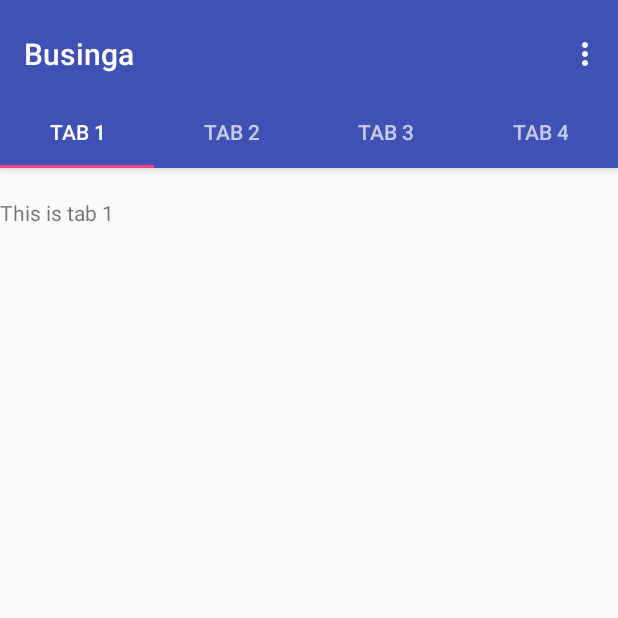
After one commit to aniket0702/Businga, an Android app: the BusTrack screen opened directly, with no data from a screen before it, on a phone screen of 412 x 824 dp, the top half of it. The commit adds this screen. Run offline under Robolectric (Android 15) with nearby library versions, the phone set to English and light mode, and no system bars.

Commit message:
Added the main homepage  and added the tabs

```diff
--- a/app/build.gradle
+++ b/app/build.gradle
@@ -22,6 +22,7 @@ dependencies {
     implementation fileTree(dir: 'libs', include: ['*.jar'])
     implementation 'com.google.android.gms:play-services-auth:16.0.0'
     implementation 'com.android.support:appcompat-v7:28.0.0-rc02'
+    implementation 'com.android.support:design:28.0.0-rc02'
     implementation 'com.android.support:support-v4:28.0.0-rc02'
     implementation 'com.android.support.constraint:constraint-layout:1.1.3'
     testImplementation 'junit:junit:4.12'
--- a/app/src/main/AndroidManifest.xml
+++ b/app/src/main/AndroidManifest.xml
@@ -16,7 +16,11 @@
                 <category android:name="android.intent.category.LAUNCHER" />
             </intent-filter>
         </activity>
-        <activity android:name=".Loginpage"></activity>
+        <activity android:name=".Loginpage" />
+        <activity
+            android:name=".HomePage"
+            android:label="@string/title_activity_home_page"
+            android:theme="@style/AppTheme.NoActionBar"></activity>
     </application>
 
 </manifest>
--- /dev/null
+++ b/app/src/main/java/com/example/aniket/businga/BusTrack.java
@@ -0,0 +1,17 @@
+package com.example.aniket.businga;
+
+import android.os.Bundle;
+import android.support.annotation.NonNull;
+import android.support.annotation.Nullable;
+import android.support.v4.app.Fragment;
+import android.view.LayoutInflater;
+import android.view.View;
+import android.view.ViewGroup;
+
+public class BusTrack extends Fragment {
+    @Nullable
+    @Override
+    public View onCreateView(@NonNull LayoutInflater inflater, @Nullable ViewGroup container, @Nullable Bundle savedInstanceState) {
+        return inflater.inflate(R.layout.fragment_bus_track,container, false);
+    }
+}
--- /dev/null
+++ b/app/src/main/java/com/example/aniket/businga/HomePage.java
@@ -0,0 +1,152 @@
+package com.example.aniket.businga;
+
+import android.support.design.widget.TabLayout;
+import android.support.design.widget.FloatingActionButton;
+import android.support.design.widget.Snackbar;
+import android.support.v7.app.AppCompatActivity;
+import android.support.v7.widget.Toolbar;
+
+import android.support.v4.app.Fragment;
+import android.support.v4.app.FragmentManager;
+import android.support.v4.app.FragmentPagerAdapter;
+import android.support.v4.view.ViewPager;
+import android.os.Bundle;
+import android.view.LayoutInflater;
+import android.view.Menu;
+import android.view.MenuItem;
+import android.view.View;
+import android.view.ViewGroup;
+
+import android.widget.TextView;
+
+public class HomePage extends AppCompatActivity {
+
+    /**
+     * The {@link android.support.v4.view.PagerAdapter} that will provide
+     * fragments for each of the sections. We use a
+     * {@link FragmentPagerAdapter} derivative, which will keep every
+     * loaded fragment in memory. If this becomes too memory intensive, it
+     * may be best to switch to a
+     * {@link android.support.v4.app.FragmentStatePagerAdapter}.
+     */
+    private SectionsPagerAdapter mSectionsPagerAdapter;
+
+    /**
+     * The {@link ViewPager} that will host the section contents.
+     */
+    private ViewPager mViewPager;
+
+    @Override
+    protected void onCreate(Bundle savedInstanceState) {
+        super.onCreate(savedInstanceState);
+        setContentView(R.layout.activity_home_page);
+
+        Toolbar toolbar = (Toolbar) findViewById(R.id.toolbar);
+        setSupportActionBar(toolbar);
+        // Create the adapter that will return a fragment for each of the three
+        // primary sections of the activity.
+        mSectionsPagerAdapter = new SectionsPagerAdapter(getSupportFragmentManager());
+
+        // Set up the ViewPager with the sections adapter.
+        mViewPager = (ViewPager) findViewById(R.id.container);
+        mViewPager.setAdapter(mSectionsPagerAdapter);
+
+        TabLayout tabLayout = (TabLayout) findViewById(R.id.tabs);
+
+        mViewPager.addOnPageChangeListener(new TabLayout.TabLayoutOnPageChangeListener(tabLayout));
+        tabLayout.addOnTabSelectedListener(new TabLayout.ViewPagerOnTabSelectedListener(mViewPager));
+
+
+    }
+
+
+    @Override
+    public boolean onCreateOptionsMenu(Menu menu) {
+        // Inflate the menu; this adds items to the action bar if it is present.
+        getMenuInflater().inflate(R.menu.menu_home_page, menu);
+        return true;
+    }
+
+    @Override
+    public boolean onOptionsItemSelected(MenuItem item) {
+        // Handle action bar item clicks here. The action bar will
+        // automatically handle clicks on the Home/Up button, so long
+        // as you specify a parent activity in AndroidManifest.xml.
+        int id = item.getItemId();
+
+        //noinspection SimplifiableIfStatement
+        if (id == R.id.action_settings) {
+            return true;
+        }
+
+        return super.onOptionsItemSelected(item);
+    }
+
+    /**
+     * A placeholder fragment containing a simple view.
+     */
+    public static class PlaceholderFragment extends Fragment {
+        /**
+         * The fragment argument representing the section number for this
+         * fragment.
+         */
+        private static final String ARG_SECTION_NUMBER = "section_number";
+
+        public PlaceholderFragment() {
+        }
+
+        /**
+         * Returns a new instance of this fragment for the given section
+         * number.
+         */
+        public static PlaceholderFragment newInstance(int sectionNumber) {
+            PlaceholderFragment fragment = new PlaceholderFragment();
+            Bundle args = new Bundle();
+            args.putInt(ARG_SECTION_NUMBER, sectionNumber);
+            fragment.setArguments(args);
+            return fragment;
+        }
+
+
+    }
+
+    /**
+     * A {@link FragmentPagerAdapter} that returns a fragment corresponding to
+     * one of the sections/tabs/pages.
+     */
+    public class SectionsPagerAdapter extends FragmentPagerAdapter {
+
+        public SectionsPagerAdapter(FragmentManager fm) {
+            super(fm);
+        }
+
+        @Override
+        public Fragment getItem(int position) {
+            switch (position)
+            {
+                case 0:
+                    BusTrack busTrack = new BusTrack();
+                    return busTrack;
+                case 2:
+                    HolidayPoll holidayPoll = new HolidayPoll();
+                    return holidayPoll;
+                case 1:
+                    Notification notification = new Notification();
+                    return notification;
+                case 3:
+                    ComplaintPortal complaintPortal = new ComplaintPortal();
+                    return complaintPortal;
+            }
+
+            return null;
+        }
+
+        @Override
+        public int getCount() {
+            // Show 3 total pages.
+            return 4;
+        }
+
+
+    }
+}
--- a/app/src/main/java/com/example/aniket/businga/Loginpage.java
+++ b/app/src/main/java/com/example/aniket/businga/Loginpage.java
@@ -128,6 +128,8 @@ public class Loginpage extends AppCompatActivity implements View.OnClickListener
             loginmessage.setText(sharedpreferences.getString("Name", "You are") + " " + sharedpreferences.getString("email", "Not logged in") );
             loginmessage.setVisibility(View.VISIBLE);
             signin.setVisibility(View.GONE);
+            Intent intent = new Intent(this, HomePage.class);
+            startActivity(intent);
         }
         else
         {
--- /dev/null
+++ b/app/src/main/java/com/example/aniket/businga/Notification.java
@@ -0,0 +1,17 @@
+package com.example.aniket.businga;
+
+import android.os.Bundle;
+import android.support.annotation.NonNull;
+import android.support.annotation.Nullable;
+import android.support.v4.app.Fragment;
+import android.view.LayoutInflater;
+import android.view.View;
+import android.view.ViewGroup;
+
+public class Notification extends Fragment {
+    @Nullable
+    @Override
+    public View onCreateView(@NonNull LayoutInflater inflater, @Nullable ViewGroup container, @Nullable Bundle savedInstanceState) {
+        return inflater.inflate(R.layout.fragment_notifications, container, false);
+    }
+}
--- /dev/null
+++ b/app/src/main/res/layout/activity_home_page.xml
@@ -0,0 +1,69 @@
+<?xml version="1.0" encoding="utf-8"?>
+<android.support.design.widget.CoordinatorLayout xmlns:android="http://schemas.android.com/apk/res/android"
+    xmlns:app="http://schemas.android.com/apk/res-auto"
+    xmlns:tools="http://schemas.android.com/tools"
+    android:id="@+id/main_content"
+    android:layout_width="match_parent"
+    android:layout_height="match_parent"
+    android:fitsSystemWindows="true"
+    tools:context=".HomePage">
+
+    <android.support.design.widget.AppBarLayout
+        android:id="@+id/appbar"
+        android:layout_width="match_parent"
+        android:layout_height="wrap_content"
+        android:paddingTop="@dimen/appbar_padding_top"
+        android:theme="@style/AppTheme.AppBarOverlay">
+
+        <android.support.v7.widget.Toolbar
+            android:id="@+id/toolbar"
+            android:layout_width="match_parent"
+            android:layout_height="?attr/actionBarSize"
+            android:layout_weight="1"
+            android:background="?attr/colorPrimary"
+            app:layout_scrollFlags="scroll|enterAlways"
+            app:popupTheme="@style/AppTheme.PopupOverlay"
+            app:title="@string/app_name">
+
+        </android.support.v7.widget.Toolbar>
+
+        <android.support.design.widget.TabLayout
+            android:id="@+id/tabs"
+            android:layout_width="match_parent"
+            android:layout_height="wrap_content">
+
+            <android.support.design.widget.TabItem
+                android:id="@+id/tabItem"
+                android:layout_width="wrap_content"
+                android:layout_height="wrap_content"
+                android:text="@string/tab_text_1" />
+
+            <android.support.design.widget.TabItem
+                android:id="@+id/tabItem2"
+                android:layout_width="wrap_content"
+                android:layout_height="wrap_content"
+                android:text="@string/tab_text_2" />
+
+            <android.support.design.widget.TabItem
+                android:id="@+id/tabItem3"
+                android:layout_width="wrap_content"
+                android:layout_height="wrap_content"
+                android:text="@string/tab_text_3" />
+
+            <android.support.design.widget.TabItem
+                android:id="@+id/tabItem4"
+                android:layout_width="wrap_content"
+                android:layout_height="wrap_content"
+                android:text="Tab 4" />
+
+        </android.support.design.widget.TabLayout>
+    </android.support.design.widget.AppBarLayout>
+
+    <android.support.v4.view.ViewPager
+        android:id="@+id/container"
+        android:layout_width="match_parent"
+        android:layout_height="match_parent"
+        app:layout_behavior="@string/appbar_scrolling_view_behavior" />
+
+
+</android.support.design.widget.CoordinatorLayout>
--- /dev/null
+++ b/app/src/main/res/layout/fragment_bus_track.xml
@@ -0,0 +1,17 @@
+<?xml version="1.0" encoding="utf-8"?>
+<android.support.constraint.ConstraintLayout
+    xmlns:android="http://schemas.android.com/apk/res/android"
+    xmlns:app="http://schemas.android.com/apk/res-auto"
+    xmlns:tools="http://schemas.android.com/tools"
+    android:layout_width="match_parent"
+    android:layout_height="match_parent">
+
+    <TextView
+        android:id="@+id/textView"
+        android:layout_width="wrap_content"
+        android:layout_height="wrap_content"
+        android:layout_marginTop="20dp"
+        android:text="This is tab 1"
+        app:layout_constraintStart_toStartOf="parent"
+        app:layout_constraintTop_toTopOf="parent" />
+</android.support.constraint.ConstraintLayout>
--- /dev/null
+++ b/app/src/main/res/menu/menu_home_page.xml
@@ -0,0 +1,10 @@
+<menu xmlns:android="http://schemas.android.com/apk/res/android"
+    xmlns:app="http://schemas.android.com/apk/res-auto"
+    xmlns:tools="http://schemas.android.com/tools"
+    tools:context="com.example.aniket.businga.HomePage">
+    <item
+        android:id="@+id/action_settings"
+        android:orderInCategory="100"
+        android:title="@string/action_settings"
+        app:showAsAction="never" />
+</menu>
--- /dev/null
+++ b/app/src/main/res/values-w820dp/dimens.xml
@@ -0,0 +1,6 @@
+<resources>
+    <!-- Example customization of dimensions originally defined in res/values/dimens.xml
+         (such as screen margins) for screens with more than 820dp of available width. This
+         would include 7" and 10" devices in landscape (~960dp and ~1280dp respectively). -->
+    <dimen name="activity_horizontal_margin">64dp</dimen>
+</resources>
--- a/app/src/main/res/values/strings.xml
+++ b/app/src/main/res/values/strings.xml
@@ -1,3 +1,12 @@
 <resources>
     <string name="app_name">Businga</string>
+
+    <!-- TODO: Remove or change this placeholder text -->
+    <string name="hello_blank_fragment">Hello blank fragment</string>
+    <string name="title_activity_home_page">HomePage</string>
+    <string name="tab_text_1">Tab 1</string>
+    <string name="tab_text_2">Tab 2</string>
+    <string name="tab_text_3">Tab 3</string>
+    <string name="action_settings">Settings</string>
+    <string name="section_format">Hello World from section: %1$d</string>
 </resources>
--- a/app/src/main/res/values/styles.xml
+++ b/app/src/main/res/values/styles.xml
@@ -8,4 +8,13 @@
         <item name="colorAccent">@color/colorAccent</item>
     </style>
 
+    <style name="AppTheme.NoActionBar">
+        <item name="windowActionBar">false</item>
+        <item name="windowNoTitle">true</item>
+    </style>
+
+    <style name="AppTheme.AppBarOverlay" parent="ThemeOverlay.AppCompat.Dark.ActionBar" />
+
+    <style name="AppTheme.PopupOverlay" parent="ThemeOverlay.AppCompat.Light" />
+
 </resources>
```
Also changed, not shown: app/src/main/java/com/example/aniket/businga/ComplaintPortal.java (added, +17 -0 lines), app/src/main/java/com/example/aniket/businga/HolidayPoll.java (added, +17 -0 lines), app/src/main/res/layout/fragment_complaint_portal.xml (added, +9 -0 lines), app/src/main/res/layout/fragment_holiday_poll.xml (added, +18 -0 lines), app/src/main/res/layout/fragment_notifications.xml (added, +17 -0 lines), app/src/main/res/values/dimens.xml (added, +7 -0 lines).
